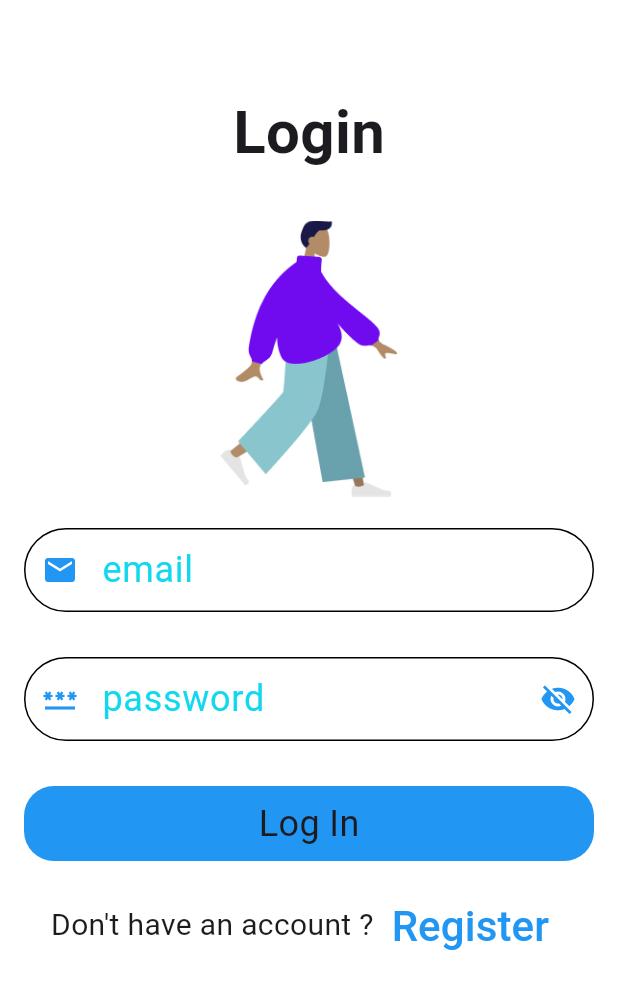
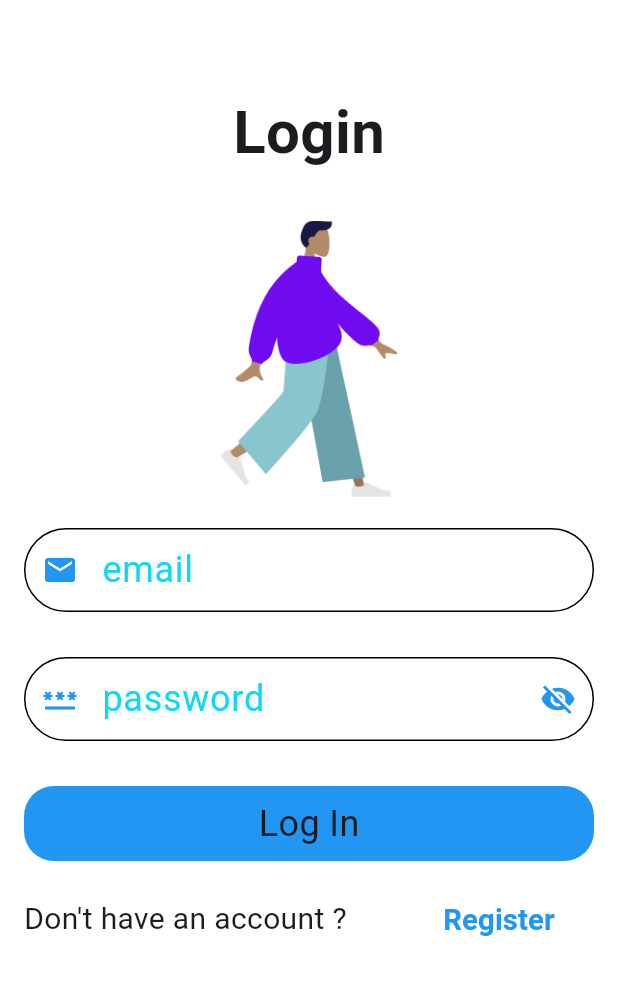
Before and after one commit to AhmedYasserww/Shopping-App, a Flutter app: the LogInScreen screen opened by its route, on a phone screen of 412 x 824 dp. Shown: the top 989 px of the screen. Run offline on Flutter 3.47's test engine with Material 3 defaults, Android fonts, the phone set to English and light mode, and no system bars; our stand-ins replace bloc, dartz, dio, firebase_auth, firebase_core, flutter_bloc and 10 more; missing offline and left inert: dart:ffi; accounts and stored records are empty; generated files the repository leaves out were written again; Roboto replaces fonts that are missing (Montaga).

Commit message:
do some refactor and add count of item in the data base

```diff
--- a/lib/features/auth/presentations/views/log_in_view.dart
+++ b/lib/features/auth/presentations/views/log_in_view.dart
@@ -1,6 +1,7 @@
 import 'package:firebase_auth/firebase_auth.dart';
 import 'package:flutter/material.dart';
 import 'package:go_router/go_router.dart';
+import 'package:shoping_app/core/utils/styles.dart';
 import 'package:shoping_app/features/auth/presentations/views/register_view.dart';
 import 'package:shoping_app/features/auth/presentations/views/widgets/custom_button_details.dart';
 import 'package:shoping_app/features/auth/presentations/views/widgets/custom_email_text_field.dart';
@@ -137,17 +138,23 @@ class _LogInScreenState extends State<LogInScreen> {
                 Row(
                   mainAxisAlignment: MainAxisAlignment.center,
                   children: [
-                    const Text(
+                    Expanded(
+                      flex: 2,
+                      child: const Text(
                         "Don't have an account ?",
                         style: TextStyle(fontSize: 20),
                       ),
-                    TextButton(
+                    ),
+                    Expanded(
+                      flex: 1,
+                      child: TextButton(
                         onPressed: () {
                           Navigator.push(context,MaterialPageRoute(builder:(context)=>const RegisterScreen()),);
                         },
-                      child: const Text(
+                        child:  Text(
                           "Register",
-                        style: TextStyle(fontSize: 28,color: Colors.blue),
+                          style:Styles.textStyle20.copyWith(color: Colors.blue)
+                        ),
                       ),
                     ),
                   ],
--- a/lib/features/cart_view/presentations/manager/add_product_to_cart_cubit/add_product_to_cart_cubit.dart
+++ b/lib/features/cart_view/presentations/manager/add_product_to_cart_cubit/add_product_to_cart_cubit.dart
@@ -106,4 +106,8 @@ class AddProductToCartCubit extends Cubit<AddProductToCartState> {
       emit(AddProductToCartFailure(errorMessage: e.toString()));
     }
   }
+  int getCartItemCount() {
+    final cartBox = Hive.box<CartItemModel>(kCartBox);
+    return cartBox.length;
+  }
 }
--- a/lib/features/cart_view/presentations/views/widgets/cart_header.dart
+++ b/lib/features/cart_view/presentations/views/widgets/cart_header.dart
@@ -1,10 +1,13 @@
 import 'package:flutter/material.dart';
+import 'package:flutter_bloc/flutter_bloc.dart';
 import 'package:google_fonts/google_fonts.dart';
+import 'package:shoping_app/features/cart_view/presentations/manager/add_product_to_cart_cubit/add_product_to_cart_cubit.dart';
 class CartHeader extends StatelessWidget {
   const CartHeader({super.key});
 
   @override
   Widget build(BuildContext context) {
+     int countOfProducts = BlocProvider.of<AddProductToCartCubit>(context).getCartItemCount();
     return Container(
       padding: const EdgeInsets.symmetric(horizontal: 25, vertical: 4),
       decoration: const BoxDecoration(
@@ -12,7 +15,7 @@ class CartHeader extends StatelessWidget {
         color: Color(0xFFEEEEEE),
       ),
       child: Text(
-          'number of item',
+          'number of item $countOfProducts',
           style: GoogleFonts.gabarito(
             fontSize: 18,
             fontWeight: FontWeight.bold,
--- a/lib/features/home_view/presentations/views/navigation_bar.dart
+++ b/lib/features/home_view/presentations/views/navigation_bar.dart
@@ -27,7 +27,7 @@ class _NavigationBarState extends State<NavigationBar> {
             });
           },
           currentIndex: selectedIndex,
-          selectedItemColor: Colors.green,
+          selectedItemColor: Colors.blue,
           unselectedItemColor: Colors.grey,
           items: const [
             BottomNavigationBarItem(icon: Icon(Icons.home),label: "home"),
```
Also changed, not shown: lib/features/cart_view/presentations/views/widgets/cart_item.dart (+30 -16 lines), lib/features/home_view/presentations/views/widgets/categories/category_details_bloc_builder.dart (+6 -3 lines), lib/features/home_view/presentations/views/widgets/categories/category_details_view_body.dart (+21 -13 lines), lib/features/home_view/presentations/views/widgets/products/product_item.dart (+8 -3 lines). Lines whose indentation alone changed are shown as unchanged.
